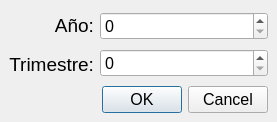
This is src/contabilidad/contabilidad.ui in germanbravolopez/laideal as Qt 5 draws it before an edit. The edited form follows.
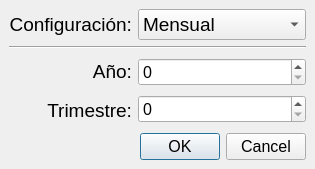
This is the edited form.

Commit message: contabilidad printing pdfs for quarter, monthly or yearly configurable accountings

Diff of the .ui file:
```diff
--- a/src/contabilidad/contabilidad.ui
+++ b/src/contabilidad/contabilidad.ui
@@ -9,8 +9,8 @@
    <rect>
     <x>0</x>
     <y>0</y>
-    <width>277</width>
-    <height>122</height>
+    <width>315</width>
+    <height>169</height>
    </rect>
   </property>
   <property name="minimumSize">
@@ -32,7 +32,7 @@
   </property>
   <widget class="QWidget" name="centralwidget">
    <layout class="QGridLayout" name="gridLayout">
-    <item row="0" column="1" rowspan="2" colspan="2">
+    <item row="3" column="1" rowspan="2" colspan="2">
      <layout class="QGridLayout" name="gridLayout_1">
       <item row="1" column="0">
        <widget class="QSpinBox" name="sb_trim"/>
@@ -42,7 +42,62 @@
       </item>
      </layout>
     </item>
-    <item row="0" column="0" rowspan="2">
+    <item row="0" column="0">
+     <layout class="QVBoxLayout" name="verticalLayout_3">
+      <item>
+       <widget class="QLabel" name="lbl_config">
+        <property name="font">
+         <font>
+          <family>Arial</family>
+          <pointsize>14</pointsize>
+         </font>
+        </property>
+        <property name="text">
+         <string>Configuración:</string>
+        </property>
+        <property name="alignment">
+         <set>Qt::AlignRight|Qt::AlignTrailing|Qt::AlignVCenter</set>
+        </property>
+       </widget>
+      </item>
+     </layout>
+    </item>
+    <item row="0" column="1" colspan="2">
+     <layout class="QGridLayout" name="gridLayout_3">
+      <item row="0" column="0">
+       <widget class="QComboBox" name="cb_config">
+        <property name="font">
+         <font>
+          <family>Arial</family>
+          <pointsize>14</pointsize>
+         </font>
+        </property>
+        <property name="currentText">
+         <string>Mensual</string>
+        </property>
+        <property name="sizeAdjustPolicy">
+         <enum>QComboBox::AdjustToContents</enum>
+        </property>
+        <item>
+         <property name="text">
+          <string>Mensual</string>
+         </property>
+        </item>
+        <item>
+         <property name="text">
+          <string>Trimestral</string>
+         </property>
+        </item>
+        <item>
+         <property name="text">
+          <string>Anual</string>
+         </property>
+        </item>
+       </widget>
+      </item>
+     </layout>
+    </item>
+    <item row="3" column="0" rowspan="2">
      <layout class="QVBoxLayout" name="verticalLayout">
       <item>
        <widget class="QLabel" name="lbl_year">
@@ -81,13 +136,20 @@
       </item>
      </layout>
     </item>
-    <item row="2" column="1" colspan="2">
+    <item row="5" column="1" colspan="2">
      <widget class="QDialogButtonBox" name="bb_ok_cancel">
       <property name="standardButtons">
        <set>QDialogButtonBox::Cancel|QDialogButtonBox::Ok</set>
       </property>
      </widget>
     </item>
+    <item row="1" column="0" colspan="3">
+     <widget class="Line" name="line">
+      <property name="orientation">
+       <enum>Qt::Horizontal</enum>
+      </property>
+     </widget>
+    </item>
    </layout>
   </widget>
  </widget>
```
Left out of the diff: 1 changed line with no effect on the pictures. The commit also changes 4 other files.
